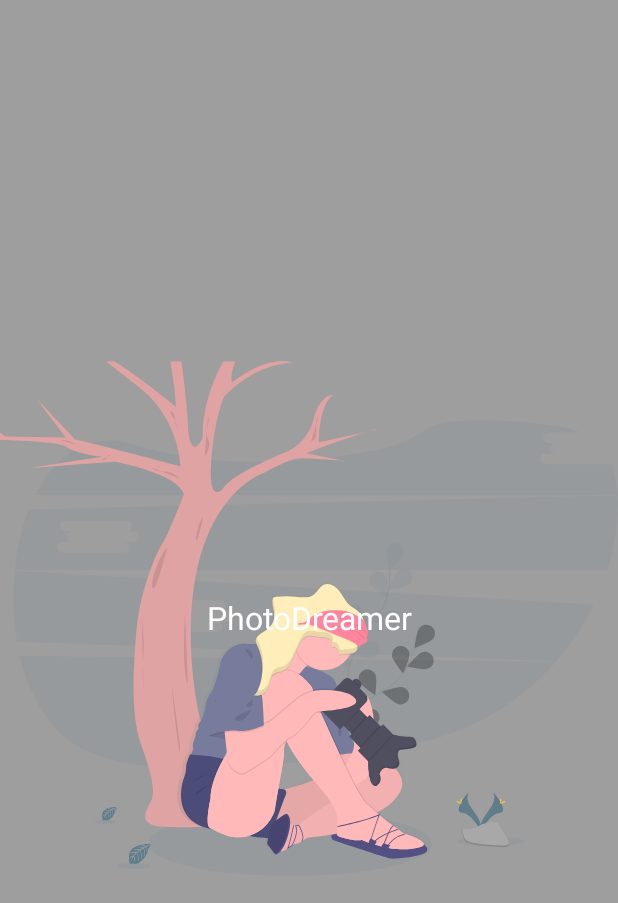
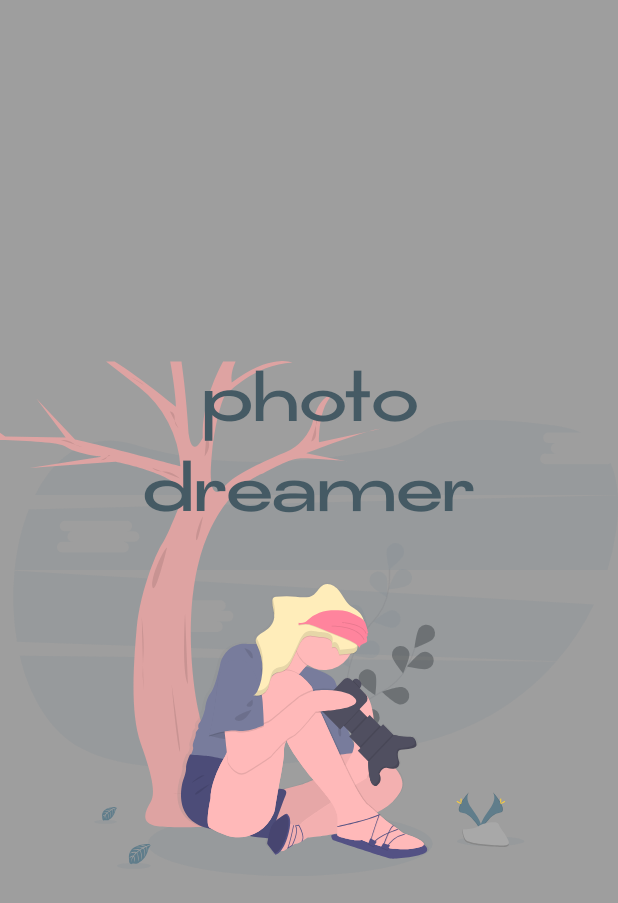
Before and after one commit to cutiko/Unsplash, an Android app: the screen it shows after launch (HostActivity), on a phone screen of 412 x 824 dp. Shown: the top 903 px of the screen. Run offline under Robolectric (Android 15) with nearby library versions, the phone set to English and light mode, and no system bars; our stand-ins replace Room's generated code; network calls fail; 2 statements that could not run were skipped.

Commit message:
ADD: font. ADD: text for splash.

```diff
--- /dev/null
+++ b/splash/src/main/res/font/konstant.xml
@@ -0,0 +1,6 @@
+<?xml version="1.0" encoding="utf-8"?>
+<font-family xmlns:android="http://schemas.android.com/apk/res/android"
+    xmlns:app="http://schemas.android.com/apk/res-auto">
+    <font android:fontStyle="normal" android:fontWeight="400" android:font="@font/konstant_grotesk"
+        app:fontStyle="normal" app:fontWeight="400" app:font="@font/konstant_grotesk"/>
+</font-family>
--- a/splash/src/main/res/layout/fragment_splash.xml
+++ b/splash/src/main/res/layout/fragment_splash.xml
@@ -19,15 +19,17 @@
         app:layout_constraintTop_toTopOf="parent" />
 
     <TextView
-        android:textSize="21sp"
-        android:text="PhotoDreamer"
-        android:textColor="@color/white"
+        android:layout_width="wrap_content"
+        android:layout_height="wrap_content"
+        android:fontFamily="@font/konstant"
         android:gravity="center"
-        android:layout_width="0dp"
-        android:layout_height="0dp"
+        android:text="@string/photo_dreamer"
+        android:textColor="@color/colorPrimaryDark"
+        android:textSize="41sp"
         app:layout_constraintBottom_toBottomOf="parent"
         app:layout_constraintEnd_toEndOf="parent"
         app:layout_constraintStart_toStartOf="parent"
-        app:layout_constraintTop_toTopOf="parent" />
+        app:layout_constraintTop_toTopOf="parent"
+        app:layout_constraintVertical_bias="0.344" />
 
 </androidx.constraintlayout.widget.ConstraintLayout>
--- a/splash/src/main/res/values/strings.xml
+++ b/splash/src/main/res/values/strings.xml
@@ -1,3 +1,4 @@
 <resources>
     <string name="app_name">Splash</string>
+    <string name="photo_dreamer">photo\ndreamer</string>
 </resources>
```
Also changed, not shown: splash/src/main/res/font/konstant_grotesk.otf (added).
